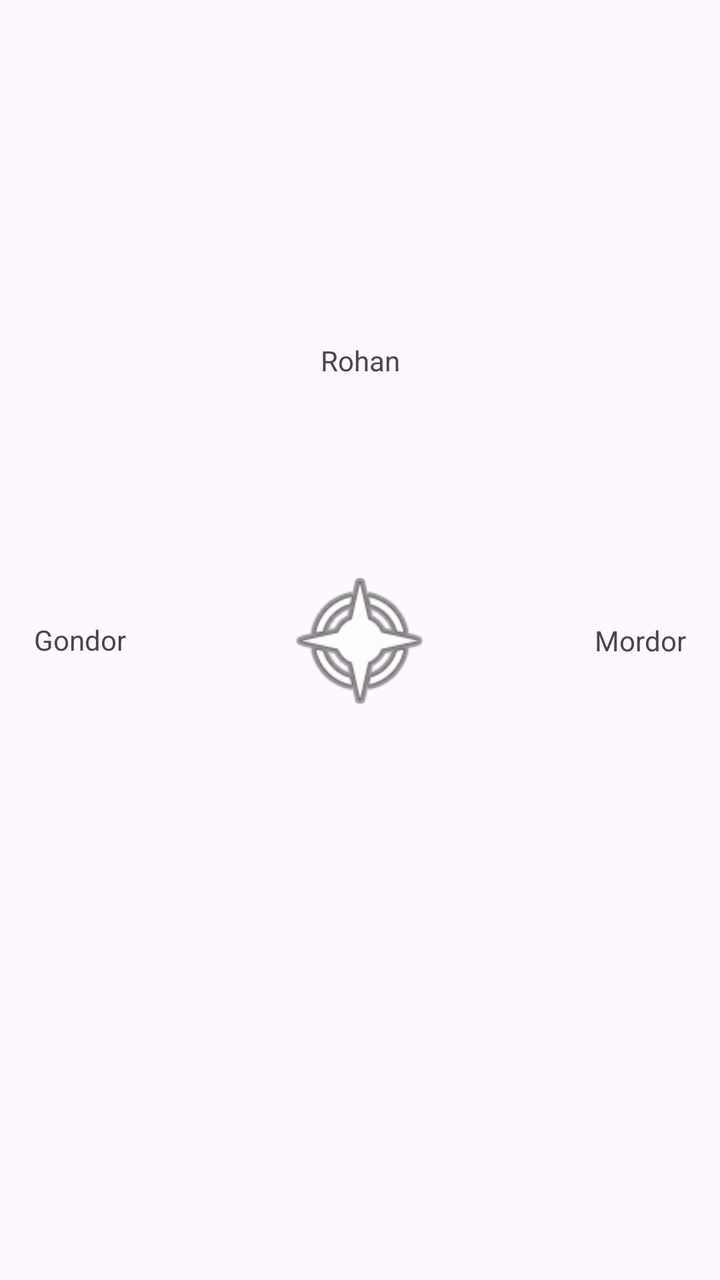
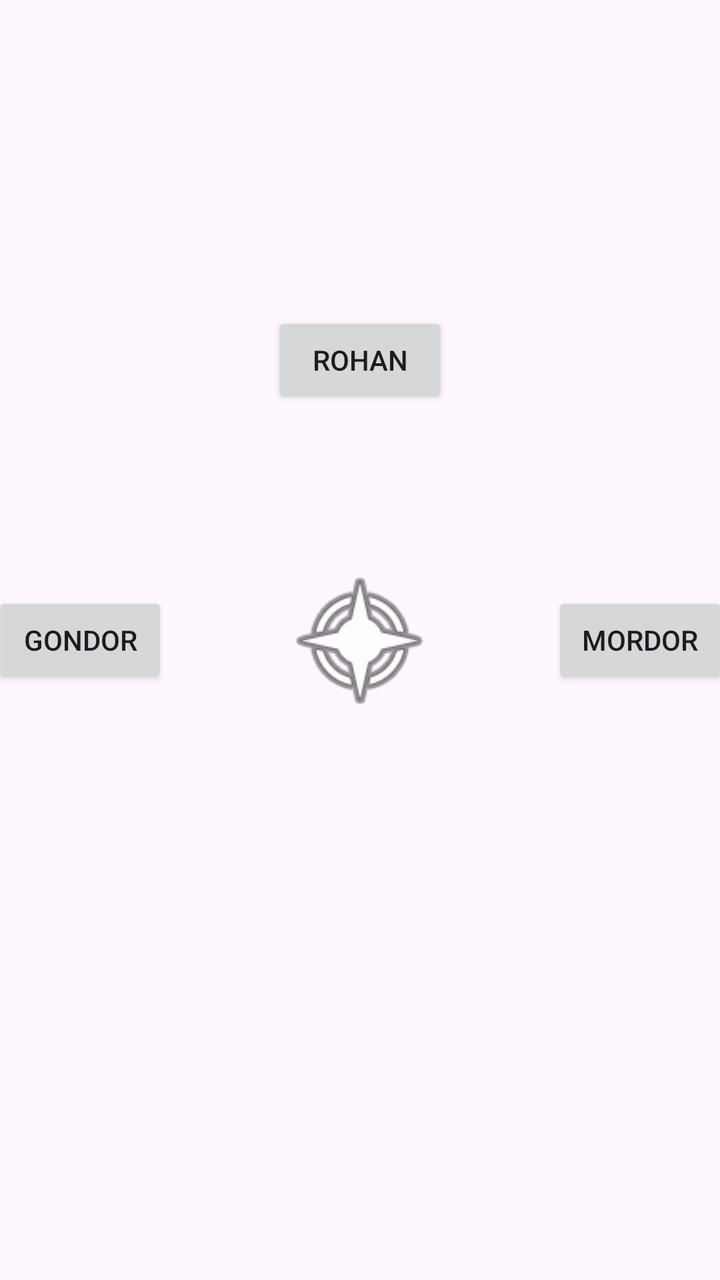

Before-and-after screenshots of an Android layout around one commit, followed by the original layout XML and the change that was made.
<!-- AndroidManifest.xml: application theme Theme.Martinez_Gallardo_Pablo_UT4_Lab1 -->
<!-- res/layout/activity_main.xml -->
<?xml version="1.0" encoding="utf-8"?>
<androidx.constraintlayout.widget.ConstraintLayout xmlns:android="http://schemas.android.com/apk/res/android"
    xmlns:app="http://schemas.android.com/apk/res-auto"
    xmlns:tools="http://schemas.android.com/tools"
    android:id="@+id/main"
    android:layout_width="match_parent"
    android:layout_height="match_parent"
    tools:context=".MainActivity">



        <ImageView
            android:id="@+id/ivAnillo"
            android:layout_width="80dp"
            android:layout_height="80dp"
            android:src="@android:drawable/ic_menu_compass"
            app:layout_constraintTop_toTopOf="parent"
            app:layout_constraintBottom_toBottomOf="parent"
            app:layout_constraintStart_toStartOf="parent"
            app:layout_constraintEnd_toEndOf="parent" />

        <TextView
            android:id="@+id/tvRohan"
            android:layout_width="wrap_content"
            android:layout_height="wrap_content"
            android:text="Rohan"
            app:layout_constraintCircle="@id/ivAnillo"
            app:layout_constraintCircleRadius="140dp"
            app:layout_constraintCircleAngle="0"
            tools:ignore="MissingConstraints" />

        <TextView
            android:id="@+id/tvMordor"
            android:layout_width="wrap_content"
            android:layout_height="wrap_content"
            android:text="Mordor"
            app:layout_constraintCircle="@id/ivAnillo"
            app:layout_constraintCircleRadius="140dp"
            app:layout_constraintCircleAngle="90"
            tools:ignore="MissingConstraints" />


        <TextView
            android:id="@+id/tvGondor"
            android:layout_width="wrap_content"
            android:layout_height="wrap_content"
            android:text="Gondor"
            app:layout_constraintCircle="@id/ivAnillo"
            app:layout_constraintCircleRadius="140dp"
            app:layout_constraintCircleAngle="270"
            tools:ignore="MissingConstraints" />





</androidx.constraintlayout.widget.ConstraintLayout>
<!-- resources referenced by this layout -->
<resources>
  <style name="Theme.Martinez_Gallardo_Pablo_UT4_Lab1" parent="Base.Theme.Martinez_Gallardo_Pablo_UT4_Lab1" />
  <style name="Base.Theme.Martinez_Gallardo_Pablo_UT4_Lab1" parent="Theme.Material3.DayNight.NoActionBar">
          
          
      </style>
</resources>

<!-- the commit's change to res/layout/activity_main.xml (unified diff, before → after) -->
@@ -19,8 +19,8 @@
             app:layout_constraintStart_toStartOf="parent"
             app:layout_constraintEnd_toEndOf="parent" />
 
-        <TextView
-            android:id="@+id/tvRohan"
+        <Button
+            android:id="@+id/btnRohan"
             android:layout_width="wrap_content"
             android:layout_height="wrap_content"
             android:text="Rohan"
@@ -29,8 +29,8 @@
             app:layout_constraintCircleAngle="0"
             tools:ignore="MissingConstraints" />
 
-        <TextView
-            android:id="@+id/tvMordor"
+        <Button
+            android:id="@+id/btnMordor"
             android:layout_width="wrap_content"
             android:layout_height="wrap_content"
             android:text="Mordor"
@@ -40,8 +40,8 @@
             tools:ignore="MissingConstraints" />
 
 
-        <TextView
-            android:id="@+id/tvGondor"
+        <Button
+            android:id="@+id/btnGondor"
             android:layout_width="wrap_content"
             android:layout_height="wrap_content"
             android:text="Gondor"
